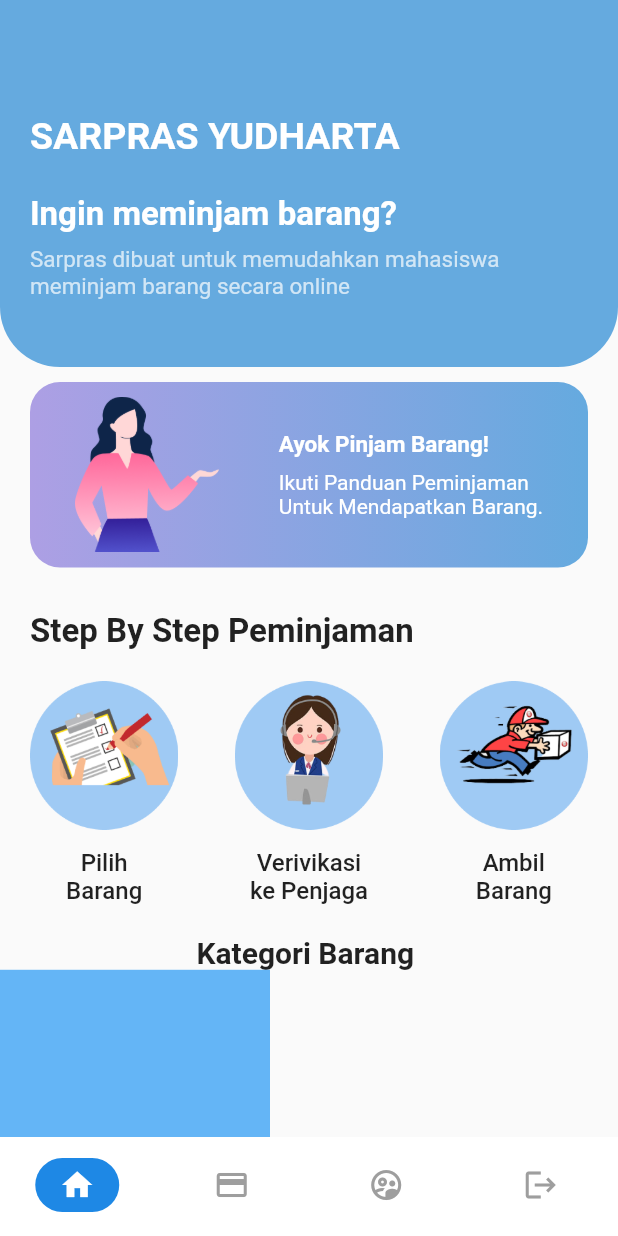
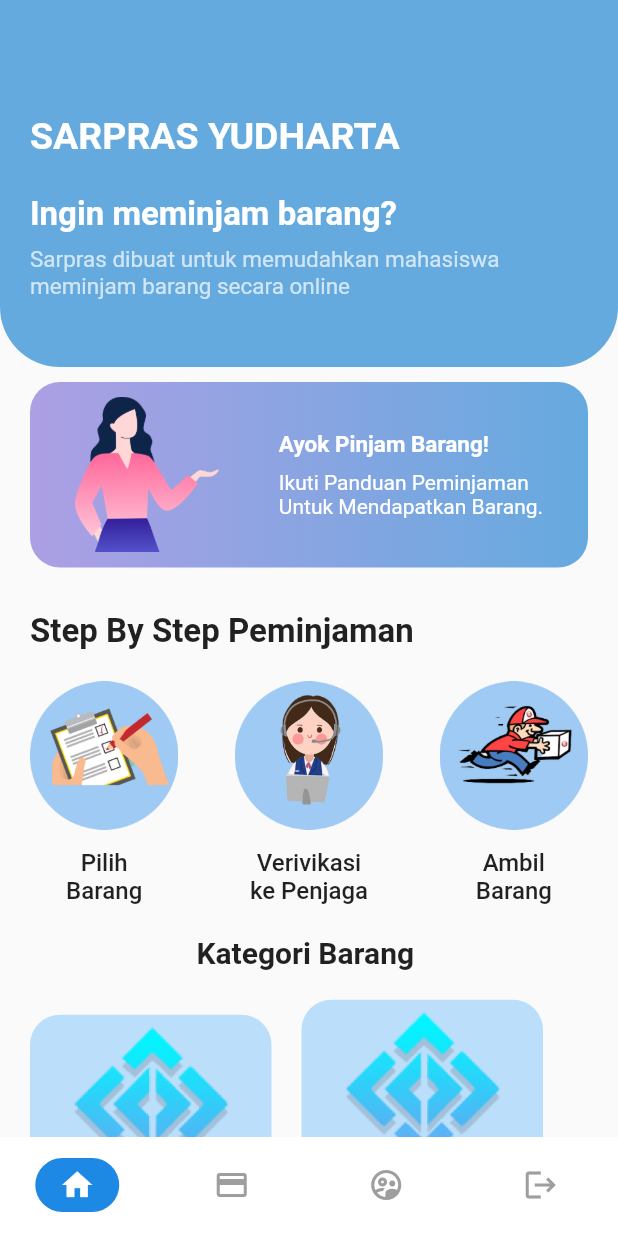
Before and after one commit to sanburnn/users, a Flutter app: the screen it shows after launch, after a tap on "Skip", on a phone screen of 412 x 824 dp. Run offline on Flutter 3.47's test engine with Material 2 defaults, Android fonts, the phone set to English and light mode, and no system bars; our stand-ins replace dropdown_search, flutter_svg, fluttertoast, google_fonts, introduction_screen, rxdart and 1 more; network calls fail; statements that could not run were skipped.

Commit message:
dashboard

```diff
--- a/lib/api/resource.dart
+++ b/lib/api/resource.dart
@@ -119,7 +119,7 @@ class Resource {
 
     try {
       final res = await http.get(url).timeout(const Duration(seconds: 11));
-      // print(res.body);
+      // print(res.statusCode);
       if (res.statusCode == 200) {
         return KategoriModel.fromJson(res.body);
       } else if (res.statusCode == 404) {
--- a/lib/dashboard.dart
+++ b/lib/dashboard.dart
@@ -27,6 +27,7 @@ class _DashboardState extends State<Dashboard> {
   @override
   Widget build(BuildContext context) {
     final screenHeight = MediaQuery.of(context).size.height;
+    final screenWidth = MediaQuery.of(context).size.width;
     return Scaffold(
       //hapus appBar untuk menhilangkan Appbarnya OKEEEEEE!!!!
       //stres dikit tapi gpp
@@ -37,7 +38,8 @@ class _DashboardState extends State<Dashboard> {
           _buildHeader(screenHeight),
           _buildYourOwnTest(screenHeight),
           _buildPreventionTips(screenHeight),
-          _kategori(screenHeight)
+          _kategori(screenHeight, context),
+          _kategori1(screenHeight, screenWidth, context),
         ],
       ),
     );
@@ -189,27 +191,146 @@ class _DashboardState extends State<Dashboard> {
       ),
     );
   }
-}
 
-SliverToBoxAdapter _kategori(double screenHeight) {
+  SliverToBoxAdapter _kategori(double screenHeight, BuildContext context) {
     return SliverToBoxAdapter(
         child: Column(children: [
       Text(
         'Kategori Barang ',
         style: TextStyle(fontSize: 20, fontWeight: semiBold),
       ),
+      SizedBox(
+        height: 20,
+      ),
       Center(
         child: Row(
           children: [
+            Column(
+              children: [
                 Container(
-            width: 180,
-            height: 170,
+                  margin: EdgeInsets.only(left: 20),
+                  padding: EdgeInsets.all(20),
+                  width: (MediaQuery.of(context).size.width - 90) / 2,
+                  height: 130,
                   decoration: BoxDecoration(
-              color: Colors.blue[300],
+                      color: Colors.blue[100],
+                      borderRadius: BorderRadius.circular(20),
+                      image: DecorationImage(
+                          image: AssetImage(
+                        'assets/images/logo1.png',
+                      ))),
                 ),
+                Text('ATK'),
+              ],
+            ),
+            Column(
+              children: [
+                Container(
+                  margin: EdgeInsets.only(left: 20),
+                  padding: EdgeInsets.all(20),
+                  width: (MediaQuery.of(context).size.width - 90) / 2,
+                  height: 130,
+                  decoration: BoxDecoration(
+                      color: Colors.blue[100],
+                      borderRadius: BorderRadius.circular(20),
+                      image: DecorationImage(
+                        image: AssetImage(
+                          'assets/images/logo1.png',
+                        ),
+                      )),
+                ),
+                Text('Elektronik'),
+                SizedBox(
+                  height: 20,
                 )
+              ],
+            ),
           ],
         ),
       )
     ]));
   }
+
+  SliverToBoxAdapter _kategori1(
+      double screenHeight, double screenWidth, BuildContext context) {
+    return SliverToBoxAdapter(
+      child: Column(
+        children: [
+          Text(
+            'Kategori Barang ',
+            style: TextStyle(fontSize: 20, fontWeight: semiBold),
+          ),
+          SizedBox(
+            height: 20,
+          ),
+          Container(
+            width: screenWidth,
+            height: screenHeight * 0.2,
+            child: StreamBuilder<KategoriModel>(
+              stream: con.resKategori.stream,
+              builder: (_, snapshot) {
+                if (snapshot.hasData) {
+                  if (snapshot.data.data == null) {
+                    return Center(
+                      child: Text('Data kosong '),
+                    );
+                  } else {
+                    return ListView.builder(
+                      itemCount: snapshot.data.data.length,
+                      shrinkWrap: true,
+                      scrollDirection: Axis.horizontal,
+                      itemBuilder: (context, index) {
+                        var kategori = snapshot.data.data[index];
+                        return Card(
+                          child: Container(
+                            width: screenWidth * 0.5,
+                            height: 80,
+                            padding: EdgeInsets.all(10),
+                            decoration: BoxDecoration(
+                              color: Colors.blueAccent,
+                            ),
+                            child: Text(kategori.namaKategori),
+                          ),
+                        );
+                      },
+                    );
+                  }
+                } else {
+                  return Center(child: CircularProgressIndicator());
+                }
+              },
+            ),
+          )
+        ],
+      ),
+    );
+  }
+
+  list(String id, String nama) {
+    BuildContext context;
+    return Card(
+      color: Colors.blue[100],
+      shape: RoundedRectangleBorder(
+          borderRadius: BorderRadius.circular(9.0),
+          side: BorderSide(color: Colors.grey, width: 2)),
+      child: Container(
+        child: Padding(
+          padding: const EdgeInsets.all(8.0),
+          child: ListTile(
+              title: Text(
+                nama,
+                style: TextStyle(
+                  fontSize: 25,
+                ),
+              ),
+              subtitle: Text(id),
+              onTap: () => Navigator.push(
+                  context,
+                  MaterialPageRoute(
+                    builder: (context) => Kategori(),
+                  ))),
+        ),
+      ),
+    );
+  }
+}
```
Lines whose indentation alone changed are shown as unchanged.
